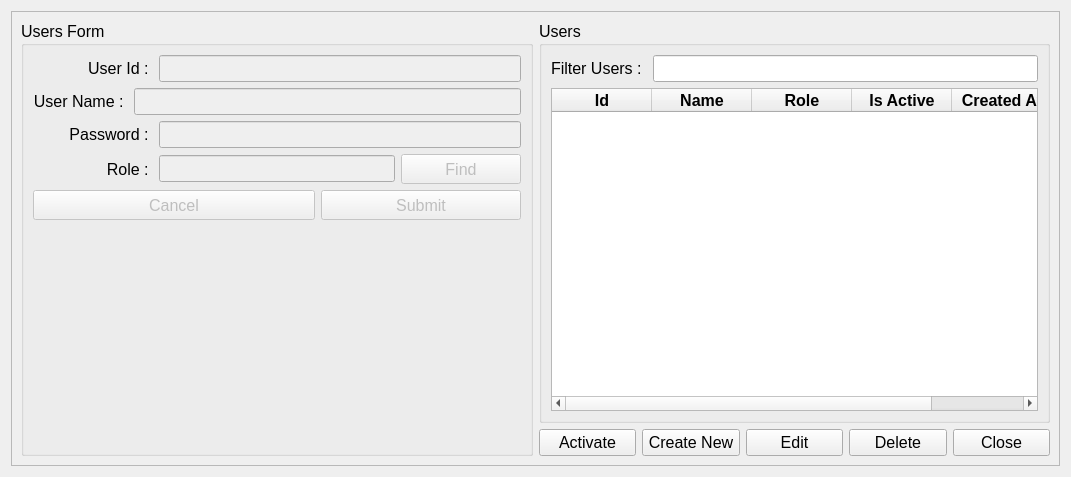
Old version of the form ui/users.ui in the repository michael-halim/pos.
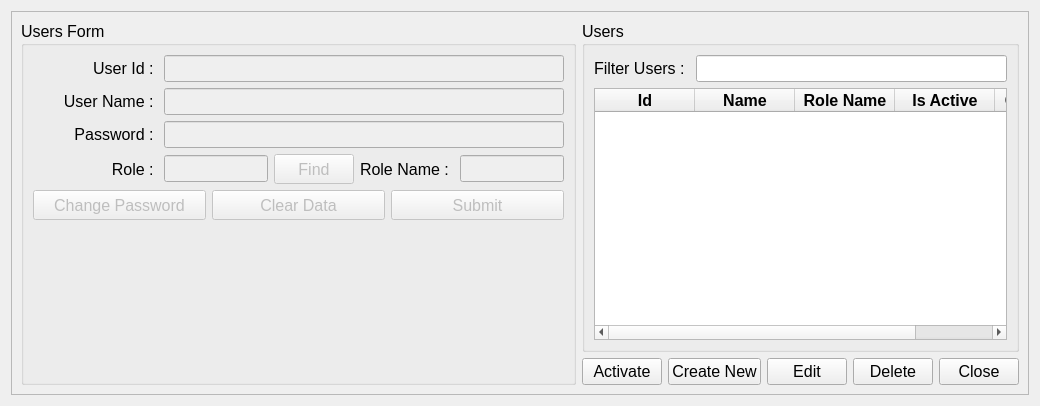
New version of the form.

Commit message: Patch#26: Added Users Functionality - Added Users Functionality - Added Roles Dialog on enter tables and set filter - Delete Unnecessary File and refactor imports

The edit to the form file:
```diff
--- a/ui/users.ui
+++ b/ui/users.ui
@@ -6,8 +6,8 @@
    <rect>
     <x>0</x>
     <y>0</y>
-    <width>1071</width>
-    <height>477</height>
+    <width>1040</width>
+    <height>406</height>
    </rect>
   </property>
   <property name="windowTitle">
@@ -44,7 +44,7 @@
                 <widget class="QLabel" name="user_id_users_label">
                  <property name="minimumSize">
                   <size>
-                   <width>120</width>
+                   <width>125</width>
                    <height>0</height>
                   </size>
                  </property>
@@ -77,7 +77,7 @@
                 <widget class="QLabel" name="user_name_users_label">
                  <property name="minimumSize">
                   <size>
-                   <width>0</width>
+                   <width>125</width>
                    <height>0</height>
                   </size>
                  </property>
@@ -123,7 +123,7 @@
                 <widget class="QLabel" name="password_users_label">
                  <property name="minimumSize">
                   <size>
-                   <width>120</width>
+                   <width>125</width>
                    <height>0</height>
                   </size>
                  </property>
@@ -169,7 +169,7 @@
                 <widget class="QLabel" name="role_users_label">
                  <property name="minimumSize">
                   <size>
-                   <width>120</width>
+                   <width>125</width>
                    <height>0</height>
                   </size>
                  </property>
@@ -209,7 +209,7 @@
                  </property>
                  <property name="minimumSize">
                   <size>
-                   <width>120</width>
+                   <width>0</width>
                    <height>30</height>
                   </size>
                  </property>
@@ -218,40 +218,30 @@
                  </property>
                 </widget>
                </item>
-              </layout>
-             </item>
-             <item>
-              <layout class="QHBoxLayout" name="horizontalLayout_7">
                <item>
-                <widget class="QPushButton" name="cancel_users_button">
-                 <property name="enabled">
-                  <bool>false</bool>
-                 </property>
+                <widget class="QLabel" name="role_name_users_label">
                  <property name="minimumSize">
                   <size>
-                   <width>120</width>
-                   <height>30</height>
+                   <width>0</width>
+                   <height>0</height>
                   </size>
                  </property>
                  <property name="text">
-                  <string>Cancel</string>
+                  <string>Role Name : </string>
+                 </property>
+                 <property name="alignment">
+                  <set>Qt::AlignLeading|Qt::AlignLeft|Qt::AlignVCenter</set>
                  </property>
                 </widget>
                </item>
                <item>
-                <widget class="QPushButton" name="submit_users_button">
+                <widget class="QLineEdit" name="role_name_users_input">
                  <property name="enabled">
                   <bool>false</bool>
                  </property>
-                 <property name="minimumSize">
-                  <size>
-                   <width>120</width>
-                   <height>30</height>
-                  </size>
-                 </property>
                  <property name="maximumSize">
                   <size>
-                   <width>200</width>
+                   <width>16777215</width>
                    <height>16777215</height>
                   </size>
                  </property>
@@ -260,8 +250,8 @@
                    <pointsize>12</pointsize>
                   </font>
                  </property>
-                 <property name="text">
-                  <string>Submit</string>
+                 <property name="clearButtonEnabled">
+                  <bool>true</bool>
                  </property>
                 </widget>
                </item>
@@ -269,7 +259,7 @@
              </item>
             </layout>
            </item>
-           <item row="2" column="0">
+           <item row="3" column="0">
             <spacer name="verticalSpacer">
              <property name="orientation">
               <enum>Qt::Vertical</enum>
@@ -282,6 +272,85 @@
              </property>
             </spacer>
            </item>
+           <item row="2" column="0">
+            <layout class="QHBoxLayout" name="horizontalLayout_7">
+             <item>
+              <widget class="QPushButton" name="change_password_users_button">
+               <property name="enabled">
+                <bool>false</bool>
+               </property>
+               <property name="minimumSize">
+                <size>
+                 <width>120</width>
+                 <height>30</height>
+                </size>
+               </property>
+               <property name="maximumSize">
+                <size>
+                 <width>200</width>
+                 <height>16777215</height>
+                </size>
+               </property>
+               <property name="font">
+                <font>
+                 <pointsize>12</pointsize>
+                </font>
+               </property>
+               <property name="text">
+                <string>Change Password</string>
+               </property>
+              </widget>
+             </item>
+             <item>
+              <widget class="QPushButton" name="clear_users_button">
+               <property name="enabled">
+                <bool>false</bool>
+               </property>
+               <property name="minimumSize">
+                <size>
+                 <width>120</width>
+                 <height>30</height>
+                </size>
+               </property>
+               <property name="font">
+                <font>
+                 <pointsize>12</pointsize>
+                </font>
+               </property>
+               <property name="text">
+                <string>Clear Data</string>
+               </property>
+              </widget>
+             </item>
+             <item>
+              <widget class="QPushButton" name="submit_users_button">
+               <property name="enabled">
+                <bool>false</bool>
+               </property>
+               <property name="minimumSize">
+                <size>
+                 <width>120</width>
+                 <height>30</height>
+                </size>
+               </property>
+               <property name="maximumSize">
+                <size>
+                 <width>200</width>
+                 <height>16777215</height>
+                </size>
+               </property>
+               <property name="font">
+                <font>
+                 <pointsize>12</pointsize>
+                </font>
+               </property>
+               <property name="text">
+                <string>Submit</string>
+               </property>
+              </widget>
+             </item>
+            </layout>
+           </item>
           </layout>
          </widget>
         </item>
@@ -377,7 +446,7 @@
                  </column>
                  <column>
                   <property name="text">
-                   <string>Role</string>
+                   <string>Role Name</string>
                   </property>
                   <property name="font">
                    <font>
```
Left out of the diff: 4 changed lines with no effect on the pictures. The commit also changes 66 other files.
